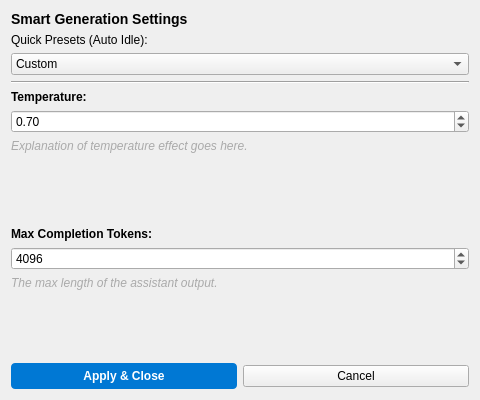
Old version of the form ui_designer/gen_settings.ui in the repository Arean82/llm_chat_app.
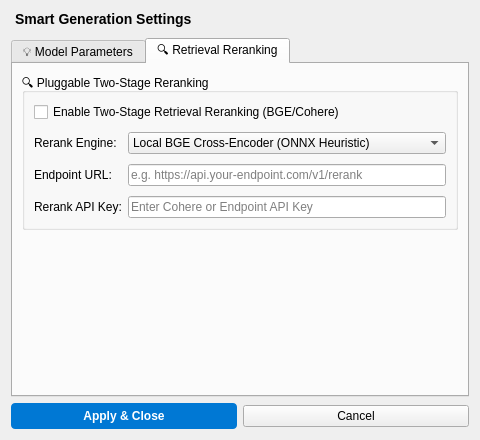
New version of the form. The open tabs and pages were chosen to show the change.

Commit message: release(v6.7): implement pluggable two-stage reranking pipeline and premium tabbed UI

```diff
--- a/ui_designer/gen_settings.ui
+++ b/ui_designer/gen_settings.ui
@@ -7,7 +7,7 @@
     <x>0</x>
     <y>0</y>
     <width>480</width>
-    <height>400</height>
+    <height>440</height>
    </rect>
   </property>
   <property name="windowTitle">
@@ -17,7 +17,7 @@
    <item>
     <widget class="QLabel" name="title_label">
      <property name="styleSheet">
-      <string notr="true">font-size: 14px; font-weight: bold;</string>
+      <string notr="true">font-size: 14px; font-weight: bold; margin-bottom: 5px;</string>
      </property>
      <property name="text">
       <string>Smart Generation Settings</string>
@@ -25,6 +25,16 @@
     </widget>
    </item>
    <item>
+    <widget class="QTabWidget" name="tabWidget">
+     <property name="currentIndex">
+      <number>0</number>
+     </property>
+     <widget class="QWidget" name="tab_general">
+      <attribute name="title">
+       <string>💡 Model Parameters</string>
+      </attribute>
+      <layout class="QVBoxLayout" name="verticalLayout_2">
+       <item>
     <widget class="QLabel" name="label_presets">
      <property name="text">
       <string>Quick Presets (Auto Idle):</string>
@@ -159,17 +169,120 @@
     </widget>
    </item>
    <item>
-    <spacer name="verticalSpacer">
+        <spacer name="verticalSpacer_tab1">
      <property name="orientation">
       <enum>Qt::Orientation::Vertical</enum>
      </property>
      <property name="sizeHint" stdset="0">
       <size>
        <width>20</width>
-       <height>40</height>
+           <height>10</height>
       </size>
      </property>
     </spacer>
+       </item>
+      </layout>
+     </widget>
+     <widget class="QWidget" name="tab_rerank">
+      <attribute name="title">
+       <string>🔍 Retrieval Reranking</string>
+      </attribute>
+      <layout class="QVBoxLayout" name="verticalLayout_3">
+       <item>
+        <widget class="QGroupBox" name="rerank_group">
+         <property name="title">
+          <string>🔍 Pluggable Two-Stage Reranking</string>
+         </property>
+         <layout class="QFormLayout" name="formLayout">
+          <property name="verticalSpacing">
+           <number>10</number>
+          </property>
+          <item row="0" column="0" colspan="2">
+           <widget class="QCheckBox" name="rerank_enable_cb">
+            <property name="toolTip">
+             <string>Activates secondary cross-encoder scoring to prune and re-order context chunks.</string>
+            </property>
+            <property name="text">
+             <string>Enable Two-Stage Retrieval Reranking (BGE/Cohere)</string>
+            </property>
+           </widget>
+          </item>
+          <item row="1" column="0">
+           <widget class="QLabel" name="label_rerank_engine">
+            <property name="text">
+             <string>Rerank Engine:</string>
+            </property>
+           </widget>
+          </item>
+          <item row="1" column="1">
+           <widget class="QComboBox" name="rerank_engine_combo">
+            <item>
+             <property name="text">
+              <string>Local BGE Cross-Encoder (ONNX Heuristic)</string>
+             </property>
+            </item>
+            <item>
+             <property name="text">
+              <string>Cloud Cohere Rerank v3</string>
+             </property>
+            </item>
+            <item>
+             <property name="text">
+              <string>Custom OpenAPI-Compatible Endpoint</string>
+             </property>
+            </item>
+           </widget>
+          </item>
+          <item row="2" column="0">
+           <widget class="QLabel" name="label_rerank_endpoint">
+            <property name="text">
+             <string>Endpoint URL:</string>
+            </property>
+           </widget>
+          </item>
+          <item row="2" column="1">
+           <widget class="QLineEdit" name="rerank_endpoint_input">
+            <property name="placeholderText">
+             <string>e.g. https://api.your-endpoint.com/v1/rerank</string>
+            </property>
+           </widget>
+          </item>
+          <item row="3" column="0">
+           <widget class="QLabel" name="label_rerank_key">
+            <property name="text">
+             <string>Rerank API Key:</string>
+            </property>
+           </widget>
+          </item>
+          <item row="3" column="1">
+           <widget class="QLineEdit" name="rerank_key_input">
+            <property name="echoMode">
+             <enum>QLineEdit::EchoMode::Password</enum>
+            </property>
+            <property name="placeholderText">
+             <string>Enter Cohere or Endpoint API Key</string>
+            </property>
+           </widget>
+          </item>
+         </layout>
+        </widget>
+       </item>
+       <item>
+        <spacer name="verticalSpacer_tab2">
+         <property name="orientation">
+          <enum>Qt::Orientation::Vertical</enum>
+         </property>
+         <property name="sizeHint" stdset="0">
+          <size>
+           <width>20</width>
+           <height>20</height>
+          </size>
+         </property>
+        </spacer>
+       </item>
+      </layout>
+     </widget>
+    </widget>
    </item>
    <item>
     <layout class="QHBoxLayout" name="horizontalLayout">
```
Lines whose indentation alone changed are shown as unchanged. The commit also changes 4 other files.
